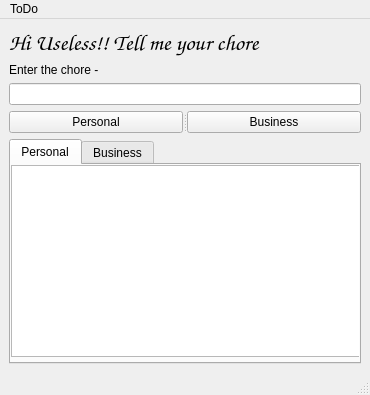
AishwaryaNayak14/ToDo, file ToDo/mainwindow.ui: the form before one commit.
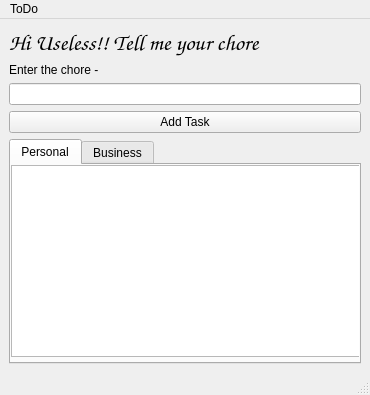
The form after the commit. The open tabs and pages were chosen to show the change.

Commit message: ToDo version 1.1- Add Task button only

The edit to the form file:
```diff
--- a/ToDo/mainwindow.ui
+++ b/ToDo/mainwindow.ui
@@ -48,12 +48,7 @@
       </property>
       <widget class="QPushButton" name="pb_1">
        <property name="text">
-        <string>Personal</string>
-       </property>
-      </widget>
-      <widget class="QPushButton" name="pb_2">
-       <property name="text">
-        <string>Business</string>
+        <string>Add Task</string>
        </property>
       </widget>
      </widget>
```
Left out of the diff: 4 changed lines with no effect on the pictures. The commit also changes 9 other files.
